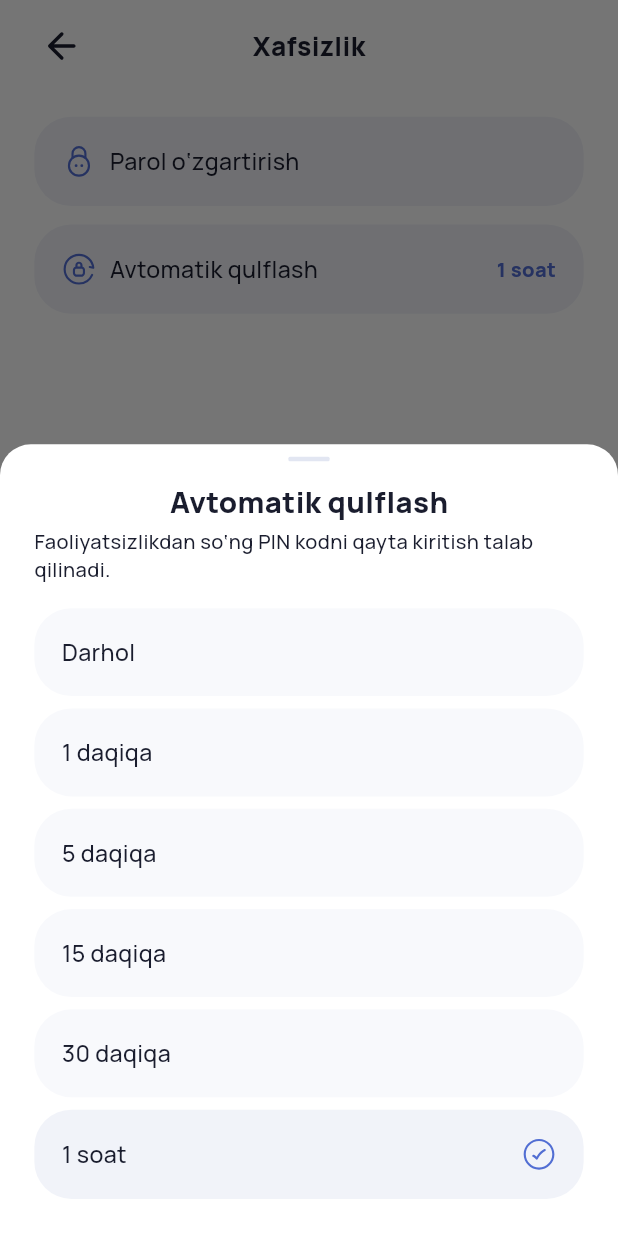
After one commit to raqamli-nazorat/dc-management-app, a Flutter app: the SecurityPage screen opened by its route, after a tap on "Avtomatik qulflash", on a phone screen of 412 x 824 dp. The commit adds this screen. Run offline on Flutter 3.47's test engine with Material 3 defaults, Android fonts, the phone set to English and light mode, and no system bars; our stand-ins replace cached_network_image, dio, equatable, file_picker, firebase_core, firebase_messaging and 12 more; missing offline and left inert: thunder; accounts and stored records are empty.

Commit message:
feat: add configurable auto-lock timeout for PIN security
- Added `pinLockTimeout` to `StorageKeys` and implemented persistence in `SessionBloc`.
- Introduced `SessionAutoLockChanged` event to update the auto-lock duration.
- Updated `SessionState` to track the current `autoLockTimeout`.
- Implemented `AutoLockSheet` widget for selecting timeout intervals (Immediately to 1 hour).
- Updated `SecurityPage` to allow users to view and change the auto-lock setting.
- Added localized strings for auto-lock options in English and Uzbek.

```diff
--- a/lib/app/app.dart
+++ b/lib/app/app.dart
@@ -36,22 +36,6 @@ class _AppState extends State<App> with WidgetsBindingObserver {
     WidgetsBinding.instance.removeObserver(this);
     super.dispose();
   }
-
-/*  @override
-  void didChangeAppLifecycleState(AppLifecycleState state) {
-    // Fon timeout’i (3 daqiqa) PIN qulfini boshqaradi:
-    // fonga o‘tganda vaqt belgilanadi, qaytganda timeout tekshiriladi.
-    switch (state) {
-      case AppLifecycleState.paused:
-      case AppLifecycleState.hidden:
-      case AppLifecycleState.detached:
-        _session.add(const SessionBackgrounded());
-      case AppLifecycleState.resumed:
-        _session.add(const SessionResumed());
-      case AppLifecycleState.inactive:
-        break;
-    }
-  }*/
 
   // Ilova haqiqatda background (paused/detached) holatiga o'tganini kuzatish uchun flag
   bool _wasPaused = false;
--- a/lib/app/bloc/session_bloc.dart
+++ b/lib/app/bloc/session_bloc.dart
@@ -17,16 +17,16 @@ part 'session_state.dart';
 /// → home`.
 ///
 /// PIN qulfi fon timeout’iga bog‘liq: foydalanuvchi ilovani [pinLockTimeout]
-/// (3 daqiqa) dan kam vaqt tark etsa — sessiya tiklanadi (PIN so‘ralmaydi);
+/// tanlangan vaqtdan kam vaqt tark etsa — sessiya tiklanadi (PIN so‘ralmaydi);
 /// undan ko‘proq bo‘lsa — PIN majburiy. Bu ham resume’da, ham sovuq
 /// ishga tushirishda (bootstrap) bir xil ishlaydi.
 class SessionBloc extends Bloc<SessionEvent, SessionState> {
   SessionBloc({
     required TokenService tokenService,
     required StorageService storage,
-  })  : _tokenService = tokenService,
-        _storage = storage,
-        super(const SessionState.unknown()) {
+  }) : _tokenService = tokenService,
+       _storage = storage,
+       super(const SessionState.unknown()) {
     on<SessionStarted>(_onStarted);
     on<SessionLoggedIn>(_onLoggedIn);
     on<SessionRoleSelected>(_onRoleSelected);
@@ -37,6 +37,7 @@ class SessionBloc extends Bloc<SessionEvent, SessionState> {
     on<SessionKeepAliveRequested>(_onKeepAlive);
     on<SessionBackgrounded>(_onBackgrounded);
     on<SessionResumed>(_onResumed);
+    on<SessionAutoLockChanged>(_onAutoLockChanged);
   }
 
   final TokenService _tokenService;
@@ -49,8 +50,29 @@ class SessionBloc extends Bloc<SessionEvent, SessionState> {
 
   static const Duration sessionDuration = Duration(hours: 8);
 
-  /// Fon timeout’i: bundan ortiq tark etilsa PIN qayta so‘raladi.
-  static const Duration pinLockTimeout = Duration(seconds: 6);
+  /// Figma’dagi timeout variantlari.
+  static const autoLockTimeouts = <Duration>[
+    Duration.zero,
+    Duration(minutes: 1),
+    Duration(minutes: 5),
+    Duration(minutes: 15),
+    Duration(minutes: 30),
+    Duration(hours: 1),
+  ];
+
+  static const defaultPinLockTimeout = Duration(hours: 1);
+
+  /// Tanlangan fon timeout’i. Noto‘g‘ri yoki eski qiymat xavfsiz defaultga
+  /// qaytadi.
+  Duration get pinLockTimeout {
+    final seconds = int.tryParse(
+      _storage.getString(StorageKeys.pinLockTimeout) ?? '',
+    );
+    final selected = seconds == null ? null : Duration(seconds: seconds);
+    return autoLockTimeouts.contains(selected)
+        ? selected!
+        : defaultPinLockTimeout;
+  }
 
   bool get _hasCachedLogin {
     final username = _storage.getString(StorageKeys.loginUsername);
@@ -67,7 +89,8 @@ class SessionBloc extends Bloc<SessionEvent, SessionState> {
   /// Faqat ichki: background→resume o‘tishida (`_onResumed`) va bootstrap’da.
   bool get _pinLockExpired {
     // RAM nusxasi ustun (eng yangi, race’dan xoli); bo‘lmasa diskdan (cold start).
-    final lastActive = _lastActiveAtMemory ??
+    final lastActive =
+        _lastActiveAtMemory ??
         DateTime.tryParse(_storage.getString(StorageKeys.lastActiveAt) ?? '');
     if (lastActive == null) return true;
     return DateTime.now().difference(lastActive) > pinLockTimeout;
@@ -86,6 +109,7 @@ class SessionBloc extends Bloc<SessionEvent, SessionState> {
       emit(
         SessionState.authenticated(
           activeRole: _storage.getString(StorageKeys.activeRole),
+          autoLockTimeout: pinLockTimeout,
         ),
       );
       return;
@@ -109,11 +133,14 @@ class SessionBloc extends Bloc<SessionEvent, SessionState> {
       await _storage.setString(StorageKeys.activeRole, activeRole);
     }
 
-    emit(SessionState.authenticated(
-      roles: event.roles,
-      roleSelectionRequired: roleSelectionRequired,
-      activeRole: activeRole,
-    ));
+    emit(
+      SessionState.authenticated(
+        roles: event.roles,
+        roleSelectionRequired: roleSelectionRequired,
+        activeRole: activeRole,
+        autoLockTimeout: pinLockTimeout,
+      ),
+    );
   }
 
   Future<void> _onBackgrounded(
@@ -135,15 +162,24 @@ class SessionBloc extends Bloc<SessionEvent, SessionState> {
     }
   }
 
+  Future<void> _onAutoLockChanged(
+    SessionAutoLockChanged event,
+    Emitter<SessionState> emit,
+  ) async {
+    if (!autoLockTimeouts.contains(event.timeout)) return;
+    await _storage.setString(
+      StorageKeys.pinLockTimeout,
+      event.timeout.inSeconds.toString(),
+    );
+    emit(state.copyWith(autoLockTimeout: event.timeout));
+  }
+
   Future<void> _onRoleSelected(
     SessionRoleSelected event,
     Emitter<SessionState> emit,
   ) async {
     await _storage.setString(StorageKeys.activeRole, event.role);
-    emit(state.copyWith(
-      roleSelectionRequired: false,
-      activeRole: event.role,
-    ));
+    emit(state.copyWith(roleSelectionRequired: false, activeRole: event.role));
   }
 
   /// `GET /users/me/` javobi autoritativ — token bilan kelgan/tanlangan
@@ -233,6 +269,7 @@ class SessionBloc extends Bloc<SessionEvent, SessionState> {
     await _storage.remove(StorageKeys.activeRole);
     await _storage.remove(StorageKeys.pinLength);
     await _storage.remove(StorageKeys.lastActiveAt);
+    await _storage.remove(StorageKeys.pinLockTimeout);
     _lastActiveAtMemory = null;
   }
 }
--- a/lib/app/bloc/session_event.dart
+++ b/lib/app/bloc/session_event.dart
@@ -76,3 +76,13 @@ class SessionBackgrounded extends SessionEvent {
 class SessionResumed extends SessionEvent {
   const SessionResumed();
 }
+
+/// PIN avtomatik qulfi vaqtini o‘zgartirish.
+class SessionAutoLockChanged extends SessionEvent {
+  const SessionAutoLockChanged(this.timeout);
+
+  final Duration timeout;
+
+  @override
+  List<Object?> get props => [timeout];
+}
--- a/lib/app/bloc/session_state.dart
+++ b/lib/app/bloc/session_state.dart
@@ -14,6 +14,7 @@ class SessionState extends Equatable {
     this.roleSelectionRequired = false,
     this.attendanceRequired = false,
     this.activeRole,
+    this.autoLockTimeout,
   });
 
   const SessionState.unknown() : this();
@@ -27,11 +28,13 @@ class SessionState extends Equatable {
     List<String> roles = const <String>[],
     bool roleSelectionRequired = false,
     String? activeRole,
+    Duration? autoLockTimeout,
   }) : this(
          status: SessionStatus.authenticated,
          roles: roles,
          roleSelectionRequired: roleSelectionRequired,
          activeRole: activeRole,
+         autoLockTimeout: autoLockTimeout,
        );
 
   final SessionStatus status;
@@ -49,6 +52,9 @@ class SessionState extends Equatable {
   /// ko‘p rolli login’da `SessionRoleSelected`dan keyin to‘ldiriladi.
   final String? activeRole;
 
+  /// Fonga o‘tgandan keyin PIN so‘raladigan vaqt.
+  final Duration? autoLockTimeout;
+
   bool get isAuthenticated => status == SessionStatus.authenticated;
   bool get isUnauthenticated => status == SessionStatus.unauthenticated;
   bool get isPinRequired => status == SessionStatus.pinRequired;
@@ -64,6 +70,7 @@ class SessionState extends Equatable {
     bool? roleSelectionRequired,
     bool? attendanceRequired,
     String? activeRole,
+    Duration? autoLockTimeout,
   }) {
     return SessionState(
       status: status ?? this.status,
@@ -72,6 +79,7 @@ class SessionState extends Equatable {
           roleSelectionRequired ?? this.roleSelectionRequired,
       attendanceRequired: attendanceRequired ?? this.attendanceRequired,
       activeRole: activeRole ?? this.activeRole,
+      autoLockTimeout: autoLockTimeout ?? this.autoLockTimeout,
     );
   }
 
@@ -82,5 +90,6 @@ class SessionState extends Equatable {
     roleSelectionRequired,
     attendanceRequired,
     activeRole,
+    autoLockTimeout,
   ];
 }
--- a/lib/core/constants/storage_keys.dart
+++ b/lib/core/constants/storage_keys.dart
@@ -20,8 +20,11 @@ abstract final class StorageKeys {
   static const pinLength = 'pin_length';
 
   /// Ilova oxirgi marta faol bo‘lgan (fonga o‘tgan) vaqt — PIN qulfining
-  /// 3 daqiqalik fon timeout’ini hisoblash uchun.
+  /// Tanlangan fon timeout’ini hisoblash uchun.
   static const lastActiveAt = 'last_active_at';
+
+  /// Fonga o‘tgandan keyin PIN so‘raladigan timeout, sekundlarda.
+  static const pinLockTimeout = 'pin_lock_timeout';
 
   /// Backendga oxirgi yuborilgan FCM token — takror yuborishning oldini oladi.
   static const fcmToken = 'fcm_token';
@@ -47,6 +50,7 @@ abstract final class StorageKeys {
     activeRole,
     pinLength,
     lastActiveAt,
+    pinLockTimeout,
     fcmToken,
     deviceId,
     themeMode,
--- a/lib/features/profile/presentation/pages/security_page.dart
+++ b/lib/features/profile/presentation/pages/security_page.dart
@@ -1,18 +1,45 @@
 import 'package:flutter/material.dart';
+import 'package:flutter_bloc/flutter_bloc.dart';
 import 'package:flutter_screenutil/flutter_screenutil.dart';
 import 'package:go_router/go_router.dart';
 
+import '../../../../app/bloc/session_bloc.dart';
 import '../../../../config/theme/app_colors.dart';
 import '../../../../core/extentions/text_extensions.dart';
 import '../../../../core/gen/assets.gen.dart';
 import '../../../../l10n/app_localizations.dart';
+import '../widgets/auto_lock_sheet.dart';
 import '../widgets/change_password_dialog.dart';
 
 /// Xavfsizlik sahifasi — profil sozlamalaridagi "Xavfsizlik" qatoridan
 /// push qilinadi. Hozircha bitta amal: parolni o'zgartirish (dialog ochadi).
 /// Vizual naqsh profil sahifasidagi `_SettingsRow` bilan bir xil.
-class SecurityPage extends StatelessWidget {
+class SecurityPage extends StatefulWidget {
   const SecurityPage({super.key});
+
+  @override
+  State<SecurityPage> createState() => _SecurityPageState();
+}
+
+class _SecurityPageState extends State<SecurityPage> {
+  late Duration _autoLockTimeout;
+
+  @override
+  void initState() {
+    super.initState();
+    _autoLockTimeout = context.read<SessionBloc>().pinLockTimeout;
+  }
+
+  Future<void> _selectAutoLock() async {
+    final selected = await showAutoLockSheet(
+      context,
+      selected: _autoLockTimeout,
+    );
+    if (!mounted || selected == null || selected == _autoLockTimeout) return;
+
+    context.read<SessionBloc>().add(SessionAutoLockChanged(selected));
+    setState(() => _autoLockTimeout = selected);
+  }
 
   @override
   Widget build(BuildContext context) {
@@ -41,7 +68,8 @@ class SecurityPage extends StatelessWidget {
                     _SecurityInfoRow(
                       icon: Assets.icons.icAutoLock,
                       label: l10n.securityAutoLock,
-                      value: l10n.securityAutoLockValue,
+                      value: autoLockLabel(l10n, _autoLockTimeout),
+                      onTap: _selectAutoLock,
                     ),
                   ],
                 ),
@@ -76,8 +104,10 @@ class _SecurityAppBar extends StatelessWidget {
               child: Assets.icons.icArrowLeftLarge.svg(
                 width: 24.w,
                 height: 24.w,
-                colorFilter:
-                    ColorFilter.mode(colors.iconStrong, BlendMode.srcIn),
+                colorFilter: ColorFilter.mode(
+                  colors.iconStrong,
+                  BlendMode.srcIn,
+                ),
               ),
             ),
           ),
@@ -97,8 +127,7 @@ class _SecurityAppBar extends StatelessWidget {
   }
 }
 
-/// Xavfsizlik sozlamalari qatori — leading ikonka + yozuv. Figma dizaynida
-/// bu ro'yxatda o'ng "chevron" yo'q (`_SettingsRow`dan farqli).
+/// Xavfsizlik sozlamalari qatori — leading ikonka + yozuv.
 class _SecurityRow extends StatelessWidget {
   const _SecurityRow({
     required this.icon,
@@ -129,8 +158,10 @@ class _SecurityRow extends StatelessWidget {
               icon.svg(
                 width: 20.w,
                 height: 20.w,
-                colorFilter:
-                    ColorFilter.mode(colors.iconAccent, BlendMode.srcIn),
+                colorFilter: ColorFilter.mode(
+                  colors.iconAccent,
+                  BlendMode.srcIn,
+                ),
               ),
               SizedBox(width: 8.w),
               Expanded(
@@ -148,27 +179,33 @@ class _SecurityRow extends StatelessWidget {
   }
 }
 
-/// Faqat ma'lumot ko'rsatuvchi qator (harakat yo'q) — masalan "Avtomatik
-/// qulflash: 3 daqiqa". Qiymat `colors.textAccent` bilan, o'ng tomonda.
+/// Sozlama qatori: qiymat `colors.textAccent` bilan o‘ng tomonda.
 class _SecurityInfoRow extends StatelessWidget {
   const _SecurityInfoRow({
     required this.icon,
     required this.label,
     required this.value,
+    required this.onTap,
   });
 
   final SvgGenImage icon;
   final String label;
   final String value;
+  final VoidCallback onTap;
 
   @override
   Widget build(BuildContext context) {
     final colors = AppColors.of(context);
 
-    return DecoratedBox(
+    final radius = BorderRadius.circular(24.r);
+
+    return InkWell(
+      onTap: onTap,
+      borderRadius: radius,
+      child: DecoratedBox(
         decoration: BoxDecoration(
           color: colors.backgroundElevation1Alt,
-        borderRadius: BorderRadius.circular(24.r),
+          borderRadius: radius,
         ),
         child: Padding(
           padding: EdgeInsets.all(16.w),
@@ -177,8 +214,10 @@ class _SecurityInfoRow extends StatelessWidget {
               icon.svg(
                 width: 20.w,
                 height: 20.w,
-              colorFilter:
-                  ColorFilter.mode(colors.iconAccent, BlendMode.srcIn),
+                colorFilter: ColorFilter.mode(
+                  colors.iconAccent,
+                  BlendMode.srcIn,
+                ),
               ),
               SizedBox(width: 8.w),
               Expanded(
@@ -189,8 +228,13 @@ class _SecurityInfoRow extends StatelessWidget {
                     .copyWith(maxLines: 1, overflow: TextOverflow.ellipsis),
               ),
               SizedBox(width: 8.w),
-            value.s(13.sp).w(800).c(colors.textAccent),
+              value
+                  .s(13.sp)
+                  .w(800)
+                  .c(colors.textAccent)
+                  .copyWith(maxLines: 1, overflow: TextOverflow.ellipsis),
             ],
+          ),
         ),
       ),
     );
--- /dev/null
+++ b/lib/features/profile/presentation/widgets/auto_lock_sheet.dart
@@ -0,0 +1,156 @@
+import 'package:flutter/material.dart';
+import 'package:flutter_screenutil/flutter_screenutil.dart';
+
+import '../../../../app/bloc/session_bloc.dart';
+import '../../../../config/theme/app_colors.dart';
+import '../../../../core/extentions/text_extensions.dart';
+import '../../../../core/gen/assets.gen.dart';
+import '../../../../l10n/app_localizations.dart';
+
+Future<Duration?> showAutoLockSheet(
+  BuildContext context, {
+  required Duration selected,
+}) {
+  final colors = AppColors.of(context);
+  return showModalBottomSheet<Duration>(
+    context: context,
+    isScrollControlled: true,
+    backgroundColor: colors.backgroundBase,
+    shape: RoundedRectangleBorder(
+      borderRadius: BorderRadius.vertical(top: Radius.circular(20.r)),
+    ),
+    builder: (_) => _AutoLockSheet(selected: selected),
+  );
+}
+
+String autoLockLabel(AppLocalizations l10n, Duration duration) =>
+    switch (duration.inSeconds) {
+      0 => l10n.securityAutoLockImmediately,
+      60 => l10n.securityAutoLock1Minute,
+      300 => l10n.securityAutoLock5Minutes,
+      900 => l10n.securityAutoLock15Minutes,
+      1800 => l10n.securityAutoLock30Minutes,
+      3600 => l10n.securityAutoLock1Hour,
+      _ => l10n.securityAutoLock1Hour,
+    };
+
+class _AutoLockSheet extends StatelessWidget {
+  const _AutoLockSheet({required this.selected});
+
+  final Duration selected;
+
+  @override
+  Widget build(BuildContext context) {
+    final colors = AppColors.of(context);
+    final l10n = AppLocalizations.of(context);
+
+    return SafeArea(
+      top: false,
+      child: Stack(
+        children: [
+          Padding(
+            padding: EdgeInsets.fromLTRB(20.w, 24.h, 20.w, 24.h),
+            child: Column(
+              mainAxisSize: MainAxisSize.min,
+              crossAxisAlignment: CrossAxisAlignment.stretch,
+              children: [
+                Center(
+                  child: l10n.securityAutoLock
+                      .s(19.sp)
+                      .w(800)
+                      .c(colors.textStrong),
+                ),
+                SizedBox(height: 2.h),
+                l10n.securityAutoLockSubtitle
+                    .s(13.sp)
+                    .w(500)
+                    .c(colors.textStrong)
+                    .copyWith(maxLines: 2, overflow: TextOverflow.ellipsis),
+                SizedBox(height: 16.h),
+                for (final timeout in SessionBloc.autoLockTimeouts) ...[
+                  _AutoLockOption(
+                    label: autoLockLabel(l10n, timeout),
+                    selected: timeout == selected,
+                    onTap: () => Navigator.of(context).pop(timeout),
+                  ),
+                  if (timeout != SessionBloc.autoLockTimeouts.last)
+                    SizedBox(height: 8.h),
+                ],
+              ],
+            ),
+          ),
+          Positioned(
+            top: 8.h,
+            left: 0,
+            right: 0,
+            child: Center(
+              child: DecoratedBox(
+                decoration: BoxDecoration(
+                  color: colors.strokeSub,
+                  borderRadius: BorderRadius.circular(1.r),
+                ),
+                child: SizedBox(width: 24.w, height: 3.h),
+              ),
+            ),
+          ),
+        ],
+      ),
+    );
+  }
+}
+
+class _AutoLockOption extends StatelessWidget {
+  const _AutoLockOption({
+    required this.label,
+    required this.selected,
+    required this.onTap,
+  });
+
+  final String label;
+  final bool selected;
+  final VoidCallback onTap;
+
+  @override
+  Widget build(BuildContext context) {
+    final colors = AppColors.of(context);
+    final radius = BorderRadius.circular(24.r);
+
+    return InkWell(
+      onTap: onTap,
+      borderRadius: radius,
+      child: DecoratedBox(
+        decoration: BoxDecoration(
+          color: selected
+              ? colors.backgroundElevation1Alt
+              : colors.backgroundElevation1,
+          borderRadius: radius,
+        ),
+        child: Padding(
+          padding: EdgeInsets.all(16.w),
+          child: Row(
+            children: [
+              Expanded(
+                child: label
+                    .s(15.sp)
+                    .w(500)
+                    .c(colors.textStrong)
+                    .copyWith(maxLines: 1, overflow: TextOverflow.ellipsis),
+              ),
+              if (selected) ...[
+                SizedBox(width: 8.w),
+                Assets.icons.icCheckmarkCircle.svg(
+                  width: 20.w,
+                  height: 20.w,
+                  colorFilter: ColorFilter.mode(
+                    colors.iconAccent,
+                    BlendMode.srcIn,
+                  ),
+                ),
+              ],
+            ],
+          ),
+        ),
+      ),
+    );
+  }
+}
--- a/lib/l10n/app_en.arb
+++ b/lib/l10n/app_en.arb
@@ -385,7 +385,13 @@
 
   "securityChangePassword": "Change password",
   "securityAutoLock": "Auto-lock",
-  "securityAutoLockValue": "3 minutes",
+  "securityAutoLockSubtitle": "PIN must be entered again after inactivity.",
+  "securityAutoLockImmediately": "Immediately",
+  "securityAutoLock1Minute": "1 minute",
+  "securityAutoLock5Minutes": "5 minutes",
+  "securityAutoLock15Minutes": "15 minutes",
+  "securityAutoLock30Minutes": "30 minutes",
+  "securityAutoLock1Hour": "1 hour",
 
   "changePasswordTitle": "Change password",
   "changePasswordSubtitle": "For security, enter your current password and set a new one.",
--- a/lib/l10n/app_localizations.dart
+++ b/lib/l10n/app_localizations.dart
@@ -2144,11 +2144,47 @@ abstract class AppLocalizations {
   /// **'Avtomatik qulflash'**
   String get securityAutoLock;
 
-  /// No description provided for @securityAutoLockValue.
-  ///
-  /// In uz, this message translates to:
-  /// **'3 daqiqa'**
-  String get securityAutoLockValue;
+  /// No description provided for @securityAutoLockSubtitle.
+  ///
+  /// In uz, this message translates to:
+  /// **'Faoliyatsizlikdan so‘ng PIN kodni qayta kiritish talab qilinadi.'**
+  String get securityAutoLockSubtitle;
+
+  /// No description provided for @securityAutoLockImmediately.
+  ///
+  /// In uz, this message translates to:
+  /// **'Darhol'**
+  String get securityAutoLockImmediately;
+
+  /// No description provided for @securityAutoLock1Minute.
+  ///
+  /// In uz, this message translates to:
+  /// **'1 daqiqa'**
+  String get securityAutoLock1Minute;
+
+  /// No description provided for @securityAutoLock5Minutes.
+  ///
+  /// In uz, this message translates to:
+  /// **'5 daqiqa'**
+  String get securityAutoLock5Minutes;
+
+  /// No description provided for @securityAutoLock15Minutes.
+  ///
+  /// In uz, this message translates to:
+  /// **'15 daqiqa'**
+  String get securityAutoLock15Minutes;
+
+  /// No description provided for @securityAutoLock30Minutes.
+  ///
+  /// In uz, this message translates to:
+  /// **'30 daqiqa'**
+  String get securityAutoLock30Minutes;
+
+  /// No description provided for @securityAutoLock1Hour.
+  ///
+  /// In uz, this message translates to:
+  /// **'1 soat'**
+  String get securityAutoLock1Hour;
 
   /// No description provided for @changePasswordTitle.
   ///
--- a/lib/l10n/app_localizations_en.dart
+++ b/lib/l10n/app_localizations_en.dart
@@ -1058,7 +1058,26 @@ class AppLocalizationsEn extends AppLocalizations {
   String get securityAutoLock => 'Auto-lock';
 
   @override
-  String get securityAutoLockValue => '3 minutes';
+  String get securityAutoLockSubtitle =>
+      'PIN must be entered again after inactivity.';
+
+  @override
+  String get securityAutoLockImmediately => 'Immediately';
+
+  @override
+  String get securityAutoLock1Minute => '1 minute';
+
+  @override
+  String get securityAutoLock5Minutes => '5 minutes';
+
+  @override
+  String get securityAutoLock15Minutes => '15 minutes';
+
+  @override
+  String get securityAutoLock30Minutes => '30 minutes';
+
+  @override
+  String get securityAutoLock1Hour => '1 hour';
 
   @override
   String get changePasswordTitle => 'Change password';
--- a/lib/l10n/app_localizations_uz.dart
+++ b/lib/l10n/app_localizations_uz.dart
@@ -1062,7 +1062,26 @@ class AppLocalizationsUz extends AppLocalizations {
   String get securityAutoLock => 'Avtomatik qulflash';
 
   @override
-  String get securityAutoLockValue => '3 daqiqa';
+  String get securityAutoLockSubtitle =>
+      'Faoliyatsizlikdan so‘ng PIN kodni qayta kiritish talab qilinadi.';
+
+  @override
+  String get securityAutoLockImmediately => 'Darhol';
+
+  @override
+  String get securityAutoLock1Minute => '1 daqiqa';
+
+  @override
+  String get securityAutoLock5Minutes => '5 daqiqa';
+
+  @override
+  String get securityAutoLock15Minutes => '15 daqiqa';
+
+  @override
+  String get securityAutoLock30Minutes => '30 daqiqa';
+
+  @override
+  String get securityAutoLock1Hour => '1 soat';
 
   @override
   String get changePasswordTitle => 'Parolni o‘zgartirish';
--- a/lib/l10n/app_uz.arb
+++ b/lib/l10n/app_uz.arb
@@ -388,7 +388,13 @@
 
   "securityChangePassword": "Parol o‘zgartirish",
   "securityAutoLock": "Avtomatik qulflash",
-  "securityAutoLockValue": "3 daqiqa",
+  "securityAutoLockSubtitle": "Faoliyatsizlikdan so‘ng PIN kodni qayta kiritish talab qilinadi.",
+  "securityAutoLockImmediately": "Darhol",
+  "securityAutoLock1Minute": "1 daqiqa",
+  "securityAutoLock5Minutes": "5 daqiqa",
+  "securityAutoLock15Minutes": "15 daqiqa",
+  "securityAutoLock30Minutes": "30 daqiqa",
+  "securityAutoLock1Hour": "1 soat",
 
   "changePasswordTitle": "Parolni o‘zgartirish",
   "changePasswordSubtitle": "Xavfsizlik uchun joriy parolingizni kiriting va yangi parol o‘rnating.",
```
Also changed, not shown: pubspec.lock. Lines whose indentation alone changed are shown as unchanged.
